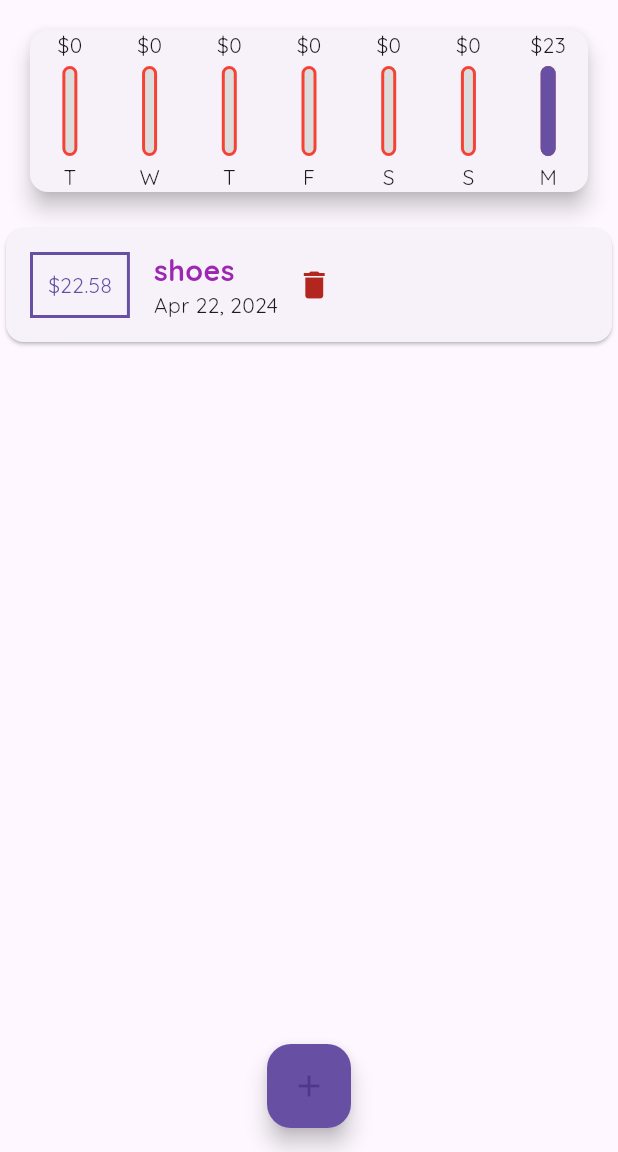
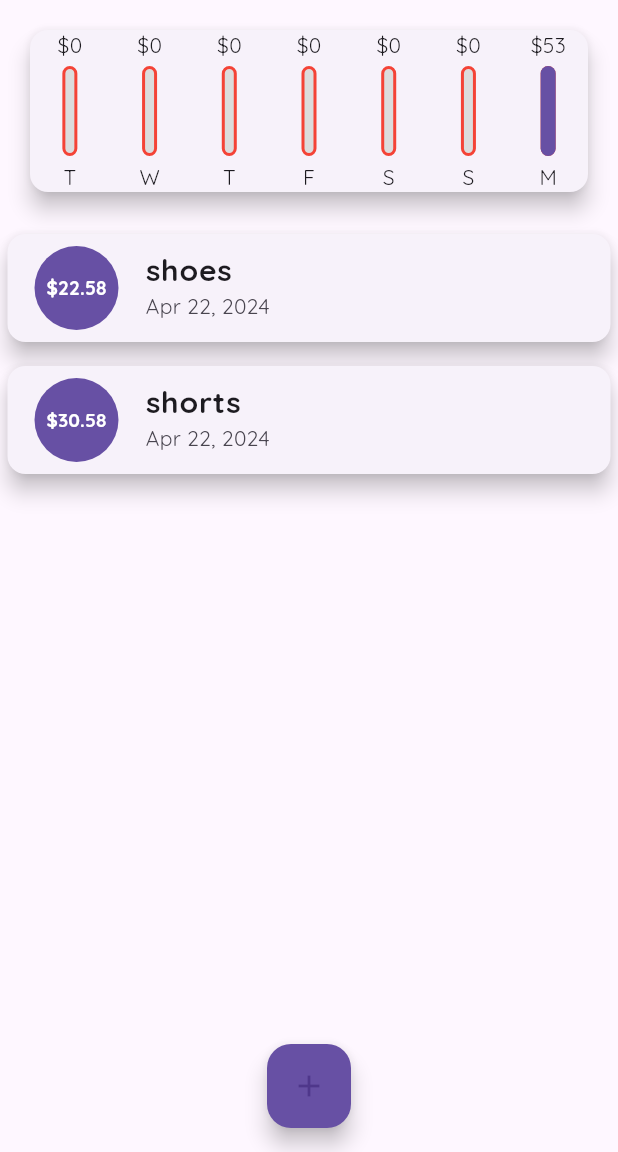
Before and after one commit to Abelmalu/expense-tracker-app, a Flutter app: the screen it shows after launch, on a phone screen of 412 x 824 dp, the part 84-1236 px from its top. Run offline on Flutter 3.47's test engine with Material 3 defaults, Android fonts, the light colour scheme and no system bars.

Commit message:
transaction list card changed

```diff
--- a/lib/main.dart
+++ b/lib/main.dart
@@ -35,7 +35,7 @@ class MyHomePage extends StatefulWidget {
 class _MyHomePageState extends State<MyHomePage> {
    List<Transaction> _userTranactions = [
     Transaction(id: 't1', title: 'shoes', amount: 22.58, date: DateTime.now()),
-    // Transaction(id: 't2', title: 'shorts', amount: 30.58, date: DateTime.now()),
+    Transaction(id: 't2', title: 'shorts', amount: 30.58, date: DateTime.now()),
   ];
 
   void _addNewtx(String title, double amount, DateTime chosenDate) {
--- a/lib/widgets/chart.dart
+++ b/lib/widgets/chart.dart
@@ -40,7 +40,7 @@ class Chart extends StatelessWidget {
 
   @override
   Widget build(BuildContext context) {
-    print(groupedTransactionValues);
+
     return Card(
         elevation: 6,
         margin: EdgeInsets.all(20),
--- a/lib/widgets/chart_bar.dart
+++ b/lib/widgets/chart_bar.dart
@@ -48,6 +48,6 @@ class ChartBar extends StatelessWidget {
         Text(label),
       ],
     );
-    ;
+
   }
 }
--- a/lib/widgets/transaction_list.dart
+++ b/lib/widgets/transaction_list.dart
@@ -10,9 +10,7 @@ class TransactionList extends StatelessWidget {
 
   @override
   Widget build(BuildContext context) {
-    return Container(
-      height: 300,
-      child: transactions.isEmpty
+    return transactions.isEmpty
         ? Column(
             children: [
               Text(
@@ -24,50 +22,43 @@ class TransactionList extends StatelessWidget {
                       fit: BoxFit.cover)),
             ],
           )
-          : ListView(
-              children: [
-                ...transactions.map((tx) {
+        : Container(
+            height: 500,
+            child: ListView.builder(
+              itemBuilder: (ctx, index) {
                 return Card(
-                    child: Row(
-                      children: [
-                        Container(
-                            margin: EdgeInsets.all(16),
-                            decoration: BoxDecoration(
-                              border: Border.all(
-                                color: Theme.of(context).primaryColor,
-                                width: 2,
+                  margin: EdgeInsets.symmetric(vertical: 8, horizontal: 5),
+                  elevation: 6,
+                  child: ListTile(
+                    leading: CircleAvatar(
+                      backgroundColor: Theme.of(context).primaryColor,
+                      radius: 30,
+                      child: Padding(
+                        padding: EdgeInsets.all(10),
+                        child: FittedBox(
+                          child: Text('\$${transactions[index].amount}',
+                              style: TextStyle(
+                                fontSize: 22,
+                                color: Colors.white,
+                                fontWeight: FontWeight.bold,
+                              )),
                         ),
                       ),
-                            padding: EdgeInsets.all(10),
-                            child: Text('\$${tx.amount.toStringAsFixed(2)}',
+                    ),
+                    title: Text(
+                      transactions[index].title,
                        style: TextStyle(
-                                    color: Theme.of(context).primaryColor))),
-                        Column(
-                          crossAxisAlignment: CrossAxisAlignment.start,
-                          children: [
-                            Text(
-                              tx.title.toString(),
-                              style: TextStyle(
-                                fontSize: 19,
+                                fontSize: 20,
+
                                 fontWeight: FontWeight.bold,
-                                color: Colors.purple,
-                              ),
-                            ),
-                            Text(DateFormat.yMMMd().format(tx.date)),
-                          ],
-                        ),
-                        IconButton(
-                          onPressed: () {
-                            deleteTx(tx.id);
-                          },
-                          icon: Icon(Icons.delete),
-                          color: Theme.of(context).errorColor,
-                        )
-                      ],
+                              )),
+
+                    subtitle: Text(
+                        DateFormat.yMMMd().format(transactions[index].date)),
                   ),
                 );
-                }).toList()
-              ],
+              },
+              itemCount: transactions.length,
             ),
           );
   }
```
Lines whose indentation alone changed are shown as unchanged.
